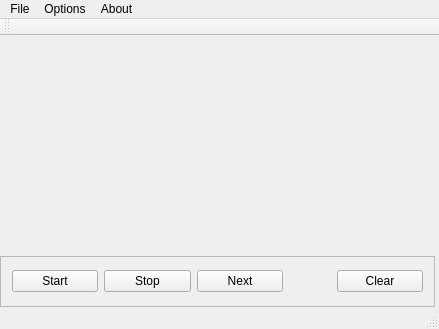
Before: the Qt Designer form mainwindow.ui in pypanther/gameoflifesimulator, drawn with Qt 5.
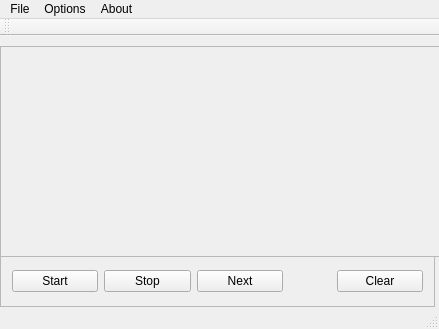
After: the same form once the commit is applied.

What changed in the file:
```diff
--- a/mainwindow.ui
+++ b/mainwindow.ui
@@ -73,6 +73,22 @@
      </item>
     </layout>
    </widget>
+   <widget class="QFrame" name="boardFrame">
+    <property name="geometry">
+     <rect>
+      <x>0</x>
+      <y>10</y>
+      <width>441</width>
+      <height>211</height>
+     </rect>
+    </property>
+    <property name="frameShape">
+     <enum>QFrame::StyledPanel</enum>
+    </property>
+    <property name="frameShadow">
+     <enum>QFrame::Raised</enum>
+    </property>
+   </widget>
   </widget>
   <widget class="QMenuBar" name="menuBar">
    <property name="geometry">
```
Left out of the diff: 10 changed lines with no effect on the pictures.
